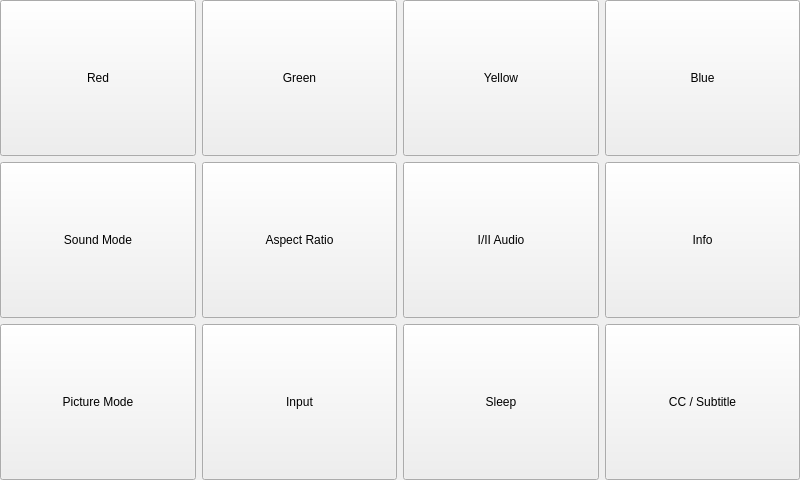
Qt form forms/pirutilityform.ui (jpietrzak8/Pierogi) before a commit.
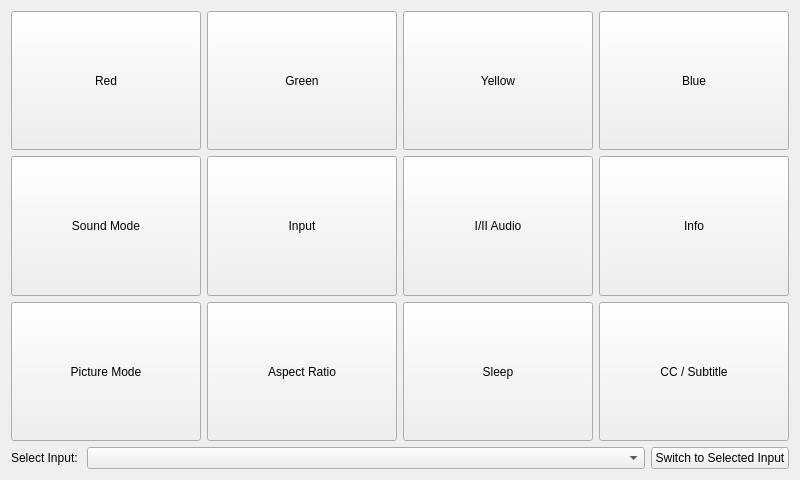
The same form after that commit. Icons and pictures are not drawn.

Commit message:
New Input Selector
This update adds a new input selection mechanism to the user interface.
Rather than individual buttons, all input controls are entered into
a combo box; the user selects the desired input from the list, then
hits the "Switch to Selected Input" button.
Also, work started to improve the Denon keysets.

Diff of the .ui file:
```diff
--- a/forms/pirutilityform.ui
+++ b/forms/pirutilityform.ui
@@ -14,9 +14,6 @@
    <string>Form</string>
   </property>
   <layout class="QGridLayout" name="gridLayout">
-   <property name="margin">
-    <number>0</number>
-   </property>
    <item row="0" column="0">
     <widget class="QPushButton" name="redButton">
      <property name="sizePolicy">
@@ -123,7 +120,7 @@
     </widget>
    </item>
    <item row="1" column="1">
-    <widget class="QPushButton" name="aspectRatioButton">
+    <widget class="QPushButton" name="inputButton">
      <property name="sizePolicy">
       <sizepolicy hsizetype="Expanding" vsizetype="Expanding">
        <horstretch>0</horstretch>
@@ -131,7 +128,7 @@
       </sizepolicy>
      </property>
      <property name="text">
-      <string>Aspect Ratio</string>
+      <string>Input</string>
      </property>
     </widget>
    </item>
@@ -175,7 +172,7 @@
     </widget>
    </item>
    <item row="2" column="1">
-    <widget class="QPushButton" name="inputButton">
+    <widget class="QPushButton" name="aspectRatioButton">
      <property name="sizePolicy">
       <sizepolicy hsizetype="Expanding" vsizetype="Expanding">
        <horstretch>0</horstretch>
@@ -183,7 +180,7 @@
       </sizepolicy>
      </property>
      <property name="text">
-      <string>Input</string>
+      <string>Aspect Ratio</string>
      </property>
     </widget>
    </item>
@@ -213,6 +210,46 @@
      </property>
     </widget>
    </item>
+   <item row="3" column="0" colspan="4">
+    <layout class="QHBoxLayout" name="horizontalLayout">
+     <item>
+      <widget class="QLabel" name="inputSelectorLabel">
+       <property name="sizePolicy">
+        <sizepolicy hsizetype="Preferred" vsizetype="Fixed">
+         <horstretch>0</horstretch>
+         <verstretch>0</verstretch>
+        </sizepolicy>
+       </property>
+       <property name="text">
+        <string>Select Input: </string>
+       </property>
+      </widget>
+     </item>
+     <item>
+      <widget class="QComboBox" name="inputSelectorComboBox">
+       <property name="sizePolicy">
+        <sizepolicy hsizetype="Expanding" vsizetype="Fixed">
+         <horstretch>0</horstretch>
+         <verstretch>0</verstretch>
+        </sizepolicy>
+       </property>
+      </widget>
+     </item>
+     <item>
+      <widget class="QPushButton" name="selectInputPushButton">
+       <property name="sizePolicy">
+        <sizepolicy hsizetype="Minimum" vsizetype="Fixed">
+         <horstretch>0</horstretch>
+         <verstretch>0</verstretch>
+        </sizepolicy>
+       </property>
+       <property name="text">
+        <string>Switch to Selected Input</string>
+       </property>
+      </widget>
+     </item>
+    </layout>
+   </item>
   </layout>
  </widget>
  <resources>
```
Left out of the diff: 33 changed lines with no effect on the pictures. The commit also changes 173 other files.
